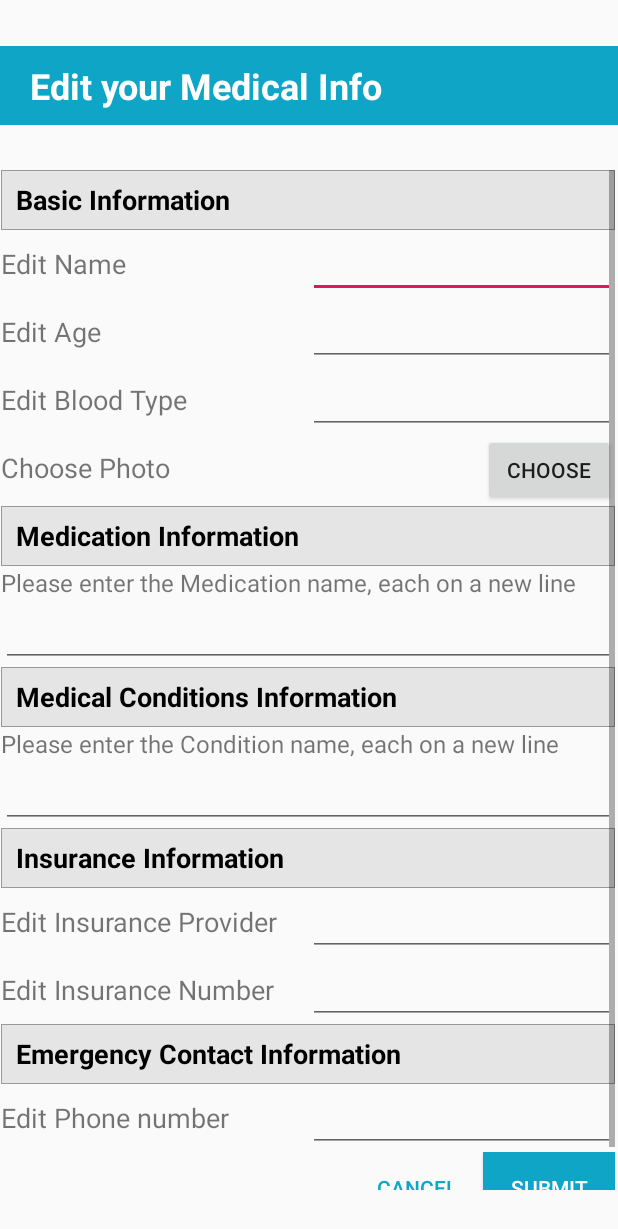
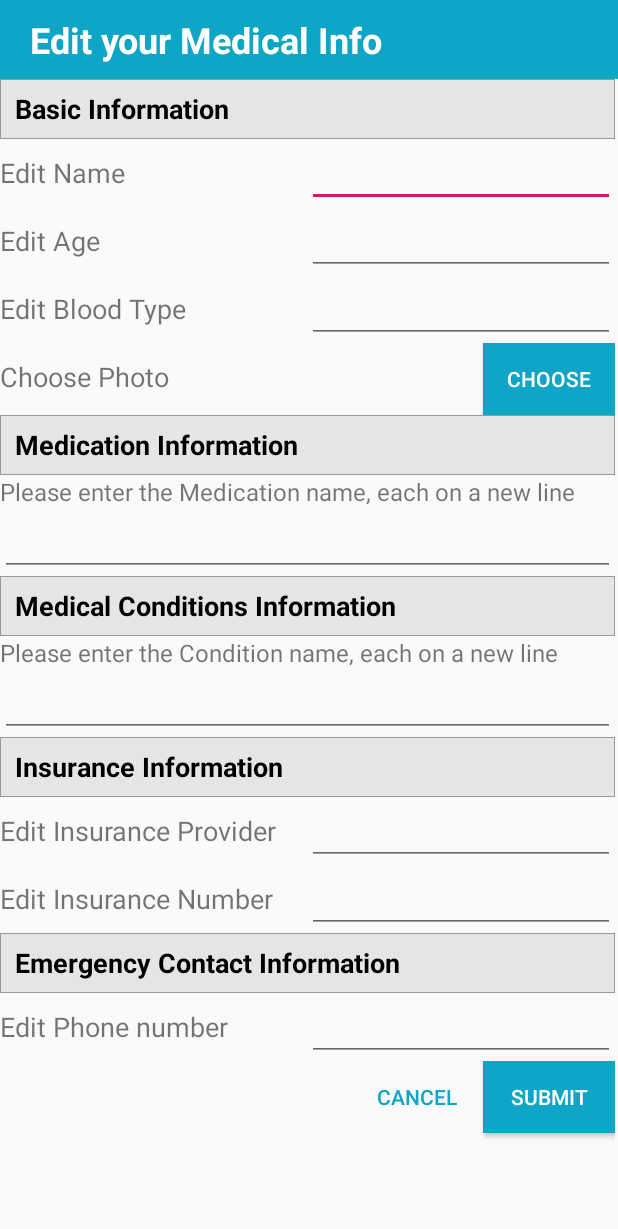
Before and after one commit to NathanLib/ElderAid, an Android app: the layout dialog_edit_medinfo.xml on its own in the app's theme, with its tools: preview values and no code run, on a phone screen of 412 x 824 dp. Shown: the top 1229 px of the screen. Run offline under Robolectric (Android 15) with nearby library versions, the phone set to English and light mode, and no system bars.

Commit message:
Finished the dialog to edit medical information :)

```diff
--- a/ElderAid/app/src/main/AndroidManifest.xml
+++ b/ElderAid/app/src/main/AndroidManifest.xml
@@ -14,11 +14,7 @@
         </activity>
 
         <activity android:name=".MapsActivity">
-            <intent-filter>
-                <action android:name="android.intent.action.MAIN" />
 
-                <category android:name="android.intent.category.LAUNCHER" />
-            </intent-filter>
         </activity>
 
         <activity android:name=".ContactActivity">
@@ -30,7 +26,11 @@
         </activity>
 
         <activity android:name=".MedicalInfoActivity">
+            <intent-filter>
+                <action android:name="android.intent.action.MAIN" />
 
+                <category android:name="android.intent.category.LAUNCHER" />
+            </intent-filter>
         </activity>
 
         <activity android:name=".MainActivity">
--- a/ElderAid/app/src/main/res/layout/dialog_add_favourites.xml
+++ b/ElderAid/app/src/main/res/layout/dialog_add_favourites.xml
@@ -187,16 +187,18 @@
             android:layout_width="wrap_content"
             android:layout_height="wrap_content"
             android:background="@color/transparent"
+            android:textColor="#0ea5c6"
             android:text="@string/maps_fav_cancel"
-            android:textColor="#0ea5c6" />
+             />
 
         <Button
             android:id="@+id/btnFavSubmit"
             android:layout_width="wrap_content"
             android:layout_height="wrap_content"
             android:background="#0ea5c6"
+            android:textColor="@color/white"
             android:text="@string/maps_fav_submit"
-            android:textColor="@color/white" />
+             />
 
 
     </LinearLayout>
--- a/ElderAid/app/src/main/res/layout/dialog_edit_medinfo.xml
+++ b/ElderAid/app/src/main/res/layout/dialog_edit_medinfo.xml
@@ -1,16 +1,11 @@
 <?xml version="1.0" encoding="utf-8"?>
-<androidx.constraintlayout.widget.ConstraintLayout
-    xmlns:android="http://schemas.android.com/apk/res/android"
-    xmlns:app="http://schemas.android.com/apk/res-auto"
-    xmlns:tools="http://schemas.android.com/tools"
-    android:id="@+id/editInfoConstraint"
-    android:layout_width="match_parent"
-    android:layout_height="match_parent"
-    android:orientation="vertical">
+<LinearLayout xmlns:android="http://schemas.android.com/apk/res/android"
+    android:orientation="vertical" android:layout_width="match_parent"
+    android:layout_height="match_parent">
 
     <TextView
         android:id="@+id/tvEditInfoTitle"
-        android:layout_width="0dp"
+        android:layout_width="match_parent"
         android:layout_height="wrap_content"
         android:background="#0ea5c6"
         android:paddingStart="20dp"
@@ -20,22 +15,14 @@
         android:text="@string/medical_editTitle"
         android:textColor="@color/white"
         android:textSize="24sp"
-        android:textStyle="bold"
-        app:layout_constraintBottom_toTopOf="@+id/scrollView2"
-        app:layout_constraintEnd_toEndOf="parent"
-        app:layout_constraintStart_toStartOf="parent"
-        app:layout_constraintTop_toTopOf="parent" />
+        android:textStyle="bold" />
 
     <ScrollView
         android:id="@+id/scrollView2"
-        android:layout_width="409dp"
-        android:layout_height="680dp"
+        android:layout_width="match_parent"
+        android:layout_height="wrap_content"
         android:layout_marginEnd="2dp"
-        android:layout_marginRight="2dp"
-        app:layout_constraintBottom_toBottomOf="parent"
-        app:layout_constraintEnd_toEndOf="parent"
-        app:layout_constraintStart_toStartOf="parent"
-        app:layout_constraintTop_toBottomOf="@+id/tvEditInfoTitle">
+        android:layout_marginRight="2dp">
 
         <LinearLayout
             android:layout_width="match_parent"
@@ -148,7 +135,9 @@
                     android:id="@+id/chooserBtn"
                     android:layout_width="wrap_content"
                     android:layout_height="wrap_content"
-                    android:text="@string/chooserBtn" />
+                    android:text="@string/chooserBtn"
+                    android:background="#0ea5c6"
+                    android:textColor="@color/white"/>
 
             </LinearLayout>
 
@@ -346,5 +335,4 @@
 
     </ScrollView>
 
-
-</androidx.constraintlayout.widget.ConstraintLayout>
+</LinearLayout>
--- /dev/null
+++ b/ElderAid/app/src/main/res/layout/dialog_view_insurance.xml
@@ -0,0 +1,6 @@
+<?xml version="1.0" encoding="utf-8"?>
+<LinearLayout xmlns:android="http://schemas.android.com/apk/res/android"
+    android:orientation="vertical" android:layout_width="match_parent"
+    android:layout_height="match_parent">
+
+</LinearLayout>
```
